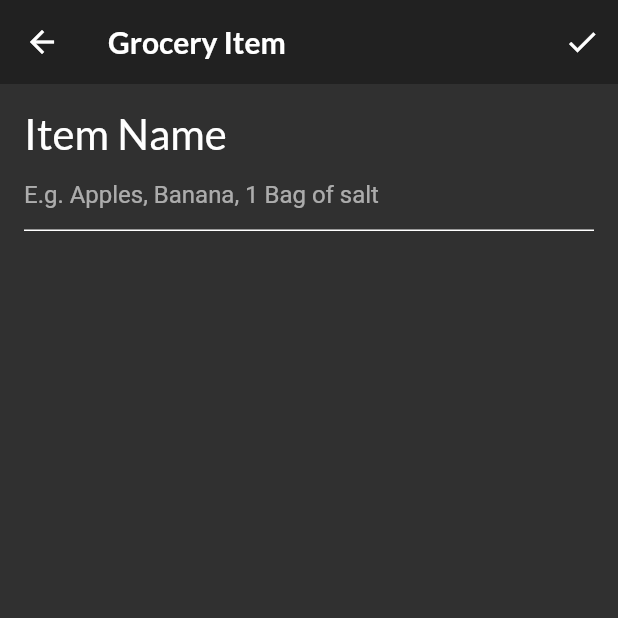
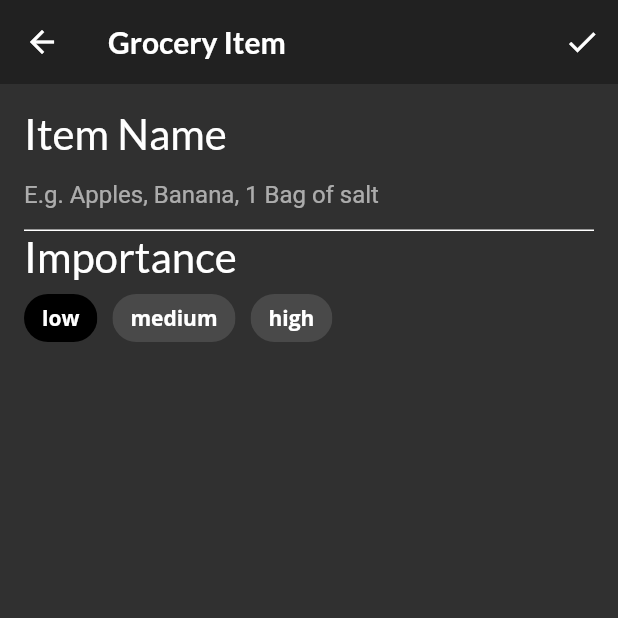
Before and after one commit to DahackerInno/05-scrollable-widgets, a Flutter app: the screen it shows after launch, item 3 of the bottom bar chosen, after a tap on the "add" icon, on a phone screen of 412 x 824 dp, the top half of it. Run offline on Flutter 3.47's test engine with Material 2 defaults, Android fonts, the phone set to English and light mode, and no system bars; our stand-ins replace flutter_colorpicker, google_fonts; project files that could hold a hidden picture were left out.

Commit message:
Added importanceField in GroceryItemScreen

```diff
--- a/lib/screens/grocery_item_screen.dart
+++ b/lib/screens/grocery_item_screen.dart
@@ -99,7 +99,7 @@ class _GroceryItemScreenState extends State<GroceryItemScreen> {
         child: ListView(
           children: [
             buildNameField(),
-            // TODO 14: Add Importance selection
+            buildImportanceField(),
             // TODO 15: Add date picker
             // TODO 16: Add time picker
             // TODO 17: Add color picker
@@ -149,7 +149,64 @@ class _GroceryItemScreenState extends State<GroceryItemScreen> {
     );
   }
 
-// TODO: Add buildImportanceField()
+// buildImportanceField()
+  Widget buildImportanceField() {
+    // 1
+    return Column(
+      crossAxisAlignment: CrossAxisAlignment.start,
+      children: [
+        // 2
+        Text(
+          'Importance',
+          style: GoogleFonts.lato(fontSize: 28.0),
+        ),
+        // 3
+        Wrap(
+          spacing: 10.0,
+          children: [
+            // 4
+            ChoiceChip(
+              // 5
+              selectedColor: Colors.black,
+              // 6
+              selected: _importance == Importance.low,
+              label: const Text(
+                'low',
+                style: TextStyle(color: Colors.white),
+              ),
+              // 7
+              onSelected: (selected) {
+                setState(() => _importance = Importance.low);
+              },
+            ),
+            ChoiceChip(
+              selectedColor: Colors.black,
+              selected: _importance == Importance.medium,
+              label: const Text(
+                'medium',
+                style: TextStyle(color: Colors.white),
+              ),
+              onSelected: (selected) {
+                setState(() => _importance = Importance.medium);
+              },
+            ),
+            ChoiceChip(
+              selectedColor: Colors.black,
+              selected: _importance == Importance.high,
+              label: const Text(
+                'high',
+                style: TextStyle(color: Colors.white),
+              ),
+              onSelected: (selected) {
+                setState(() => _importance = Importance.high);
+              },
+            ),
+          ],
+        )
+      ],
+    );
+  }
+
 
 // TODO: ADD buildDateField()
 
```
